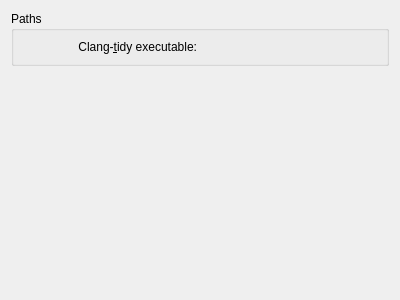
This is src/config/clangtidypreferences.ui in KDE/kdevelop as Qt 5 draws it before an edit. The edited form follows.
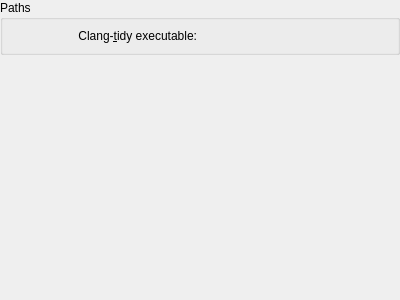
This is the edited form. Custom widgets are drawn as their Qt base class.

```diff
--- a/src/config/clangtidypreferences.ui
+++ b/src/config/clangtidypreferences.ui
@@ -13,7 +13,19 @@
   <property name="windowTitle">
    <string>Clang-Tidy Settings</string>
   </property>
-  <layout class="QVBoxLayout" name="settingsLayout">
+  <layout class="QVBoxLayout" name="settingsLayout" stretch="0,0">
+   <property name="leftMargin">
+    <number>0</number>
+   </property>
+   <property name="topMargin">
+    <number>0</number>
+   </property>
+   <property name="rightMargin">
+    <number>0</number>
+   </property>
+   <property name="bottomMargin">
+    <number>0</number>
+   </property>
    <item>
     <widget class="QGroupBox" name="pathsGroupBox">
      <property name="title">
```
